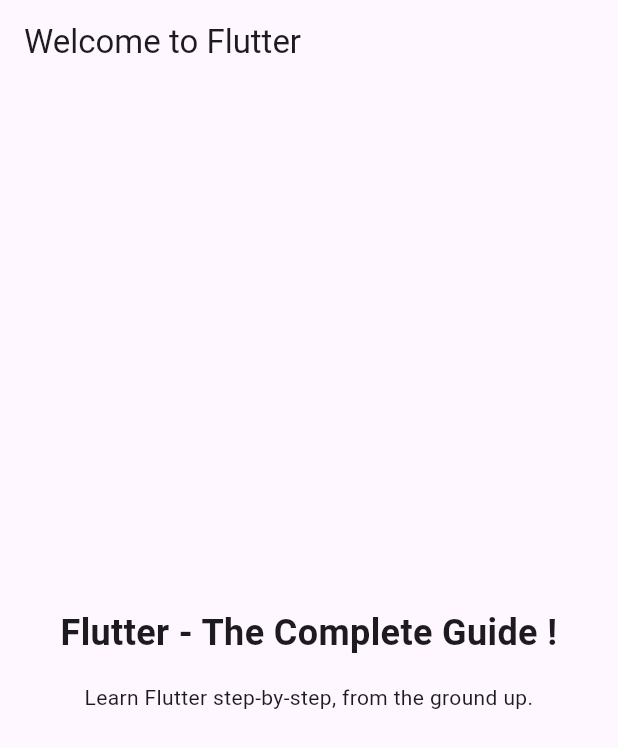
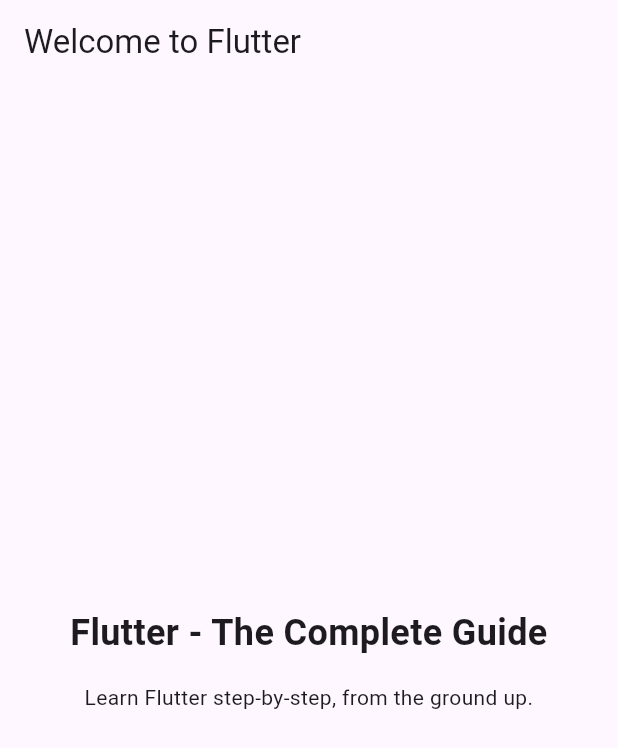
Before and after one commit to hackertruth/First-App, a Flutter app: the screen it shows after launch, on a phone screen of 412 x 824 dp. Shown: the top 748 px of the screen. Run offline on Flutter 3.47's test engine with Material 2 defaults, Android fonts, the phone set to English and light mode, and no system bars.

```diff
--- a/lib/main.dart
+++ b/lib/main.dart
@@ -33,7 +33,7 @@ class MyApp extends StatelessWidget {
             crossAxisAlignment: CrossAxisAlignment.center,
             children: const [
               Text(
-                'Flutter - The Complete Guide !',
+                'Flutter - The Complete Guide ',
                 textAlign: TextAlign.center,
                 style: TextStyle(
                   fontSize: 24,
```
